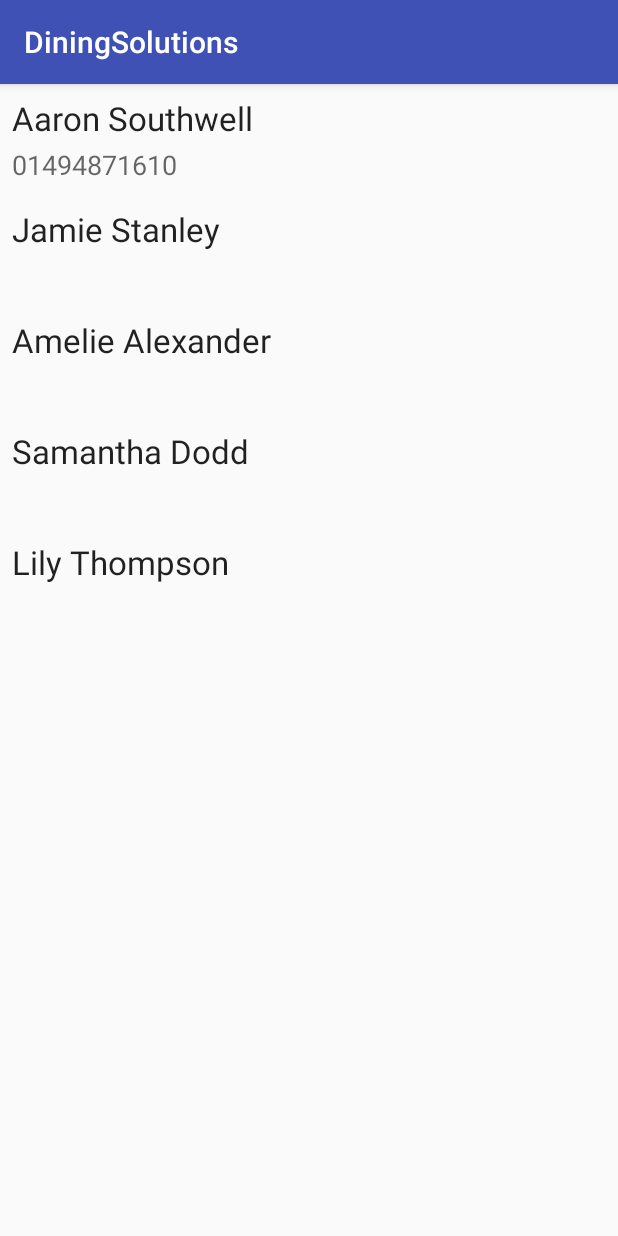
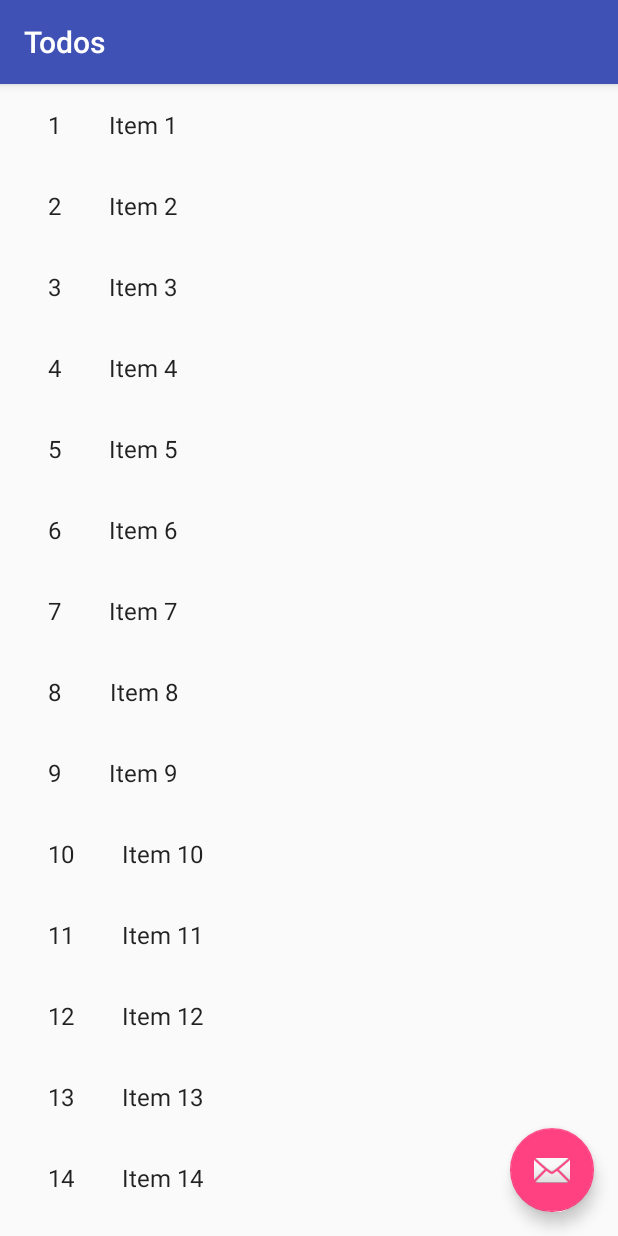
Before and after one commit to aaronrs/DiningSolutions, an Android app: the screen it shows after launch (CustomerListActivity before the commit, TodoListActivity after it), on a phone screen of 412 x 824 dp. Run offline under Robolectric (Android 15) with nearby library versions, the phone set to English and light mode, and no system bars.

Commit message:
Add Todo

```diff
--- a/app/build.gradle
+++ b/app/build.gradle
@@ -21,8 +21,9 @@ android {
 
 dependencies {
     compile fileTree(include: ['*.jar'], dir: 'libs')
-    testCompile 'junit:junit:4.12'
     compile 'com.android.support:appcompat-v7:23.4.0'
     compile 'com.android.support:support-v4:23.4.0'
-    compile 'com.android.support:recyclerview-v7:23.2.1'
+    compile 'com.android.support:recyclerview-v7:23.4.0'
+    compile 'com.android.support:design:23.4.0'
+    testCompile 'junit:junit:4.12'
 }
--- /dev/null
+++ b/app/src/main/java/net/astechdesign/diningsolutions/TodoListActivity.java
@@ -0,0 +1,141 @@
+package net.astechdesign.diningsolutions;
+
+import android.content.Context;
+import android.content.Intent;
+import android.os.Bundle;
+import android.support.annotation.NonNull;
+import android.support.v7.app.AppCompatActivity;
+import android.support.v7.widget.RecyclerView;
+import android.support.v7.widget.Toolbar;
+import android.support.design.widget.FloatingActionButton;
+import android.support.design.widget.Snackbar;
+import android.view.LayoutInflater;
+import android.view.View;
+import android.view.ViewGroup;
+import android.widget.TextView;
+
+
+import net.astechdesign.diningsolutions.dummy.DummyContent;
+
+import java.util.List;
+
+/**
+ * An activity representing a list of Todos. This activity
+ * has different presentations for handset and tablet-size devices. On
+ * handsets, the activity presents a list of items, which when touched,
+ * lead to a {@link TodoDetailActivity} representing
+ * item details. On tablets, the activity presents the list of items and
+ * item details side-by-side using two vertical panes.
+ */
+public class TodoListActivity extends AppCompatActivity {
+
+    /**
+     * Whether or not the activity is in two-pane mode, i.e. running on a tablet
+     * device.
+     */
+    private boolean mTwoPane;
+
+    @Override
+    protected void onCreate(Bundle savedInstanceState) {
+        super.onCreate(savedInstanceState);
+        setContentView(R.layout.activity_todo_list);
+
+        Toolbar toolbar = (Toolbar) findViewById(R.id.toolbar);
+        setSupportActionBar(toolbar);
+        toolbar.setTitle(getTitle());
+
+        FloatingActionButton fab = (FloatingActionButton) findViewById(R.id.fab);
+        fab.setOnClickListener(new View.OnClickListener() {
+            @Override
+            public void onClick(View view) {
+                Snackbar.make(view, "Replace with your own action", Snackbar.LENGTH_LONG)
+                        .setAction("Action", null).show();
+            }
+        });
+
+        View recyclerView = findViewById(R.id.todo_list);
+        assert recyclerView != null;
+        setupRecyclerView((RecyclerView) recyclerView);
+
+        if (findViewById(R.id.todo_detail_container) != null) {
+            // The detail container view will be present only in the
+            // large-screen layouts (res/values-w900dp).
+            // If this view is present, then the
+            // activity should be in two-pane mode.
+            mTwoPane = true;
+        }
+    }
+
+    private void setupRecyclerView(@NonNull RecyclerView recyclerView) {
+        recyclerView.setAdapter(new SimpleItemRecyclerViewAdapter(DummyContent.ITEMS));
+    }
+
+    public class SimpleItemRecyclerViewAdapter
+            extends RecyclerView.Adapter<SimpleItemRecyclerViewAdapter.ViewHolder> {
+
+        private final List<DummyContent.DummyItem> mValues;
+
+        public SimpleItemRecyclerViewAdapter(List<DummyContent.DummyItem> items) {
+            mValues = items;
+        }
+
+        @Override
+        public ViewHolder onCreateViewHolder(ViewGroup parent, int viewType) {
+            View view = LayoutInflater.from(parent.getContext())
+                    .inflate(R.layout.todo_list_content, parent, false);
+            return new ViewHolder(view);
+        }
+
+        @Override
+        public void onBindViewHolder(final ViewHolder holder, int position) {
+            holder.mItem = mValues.get(position);
+            holder.mIdView.setText(mValues.get(position).id);
+            holder.mContentView.setText(mValues.get(position).content);
+
+            holder.mView.setOnClickListener(new View.OnClickListener() {
+                @Override
+                public void onClick(View v) {
+                    if (mTwoPane) {
+                        Bundle arguments = new Bundle();
+                        arguments.putString(TodoDetailFragment.ARG_ITEM_ID, holder.mItem.id);
+                        TodoDetailFragment fragment = new TodoDetailFragment();
+                        fragment.setArguments(arguments);
+                        getSupportFragmentManager().beginTransaction()
+                                .replace(R.id.todo_detail_container, fragment)
+                                .commit();
+                    } else {
+                        Context context = v.getContext();
+                        Intent intent = new Intent(context, TodoDetailActivity.class);
+                        intent.putExtra(TodoDetailFragment.ARG_ITEM_ID, holder.mItem.id);
+
+                        context.startActivity(intent);
+                    }
+                }
+            });
+        }
+
+        @Override
+        public int getItemCount() {
+            return mValues.size();
+        }
+
+        public class ViewHolder extends RecyclerView.ViewHolder {
+            public final View mView;
+            public final TextView mIdView;
+            public final TextView mContentView;
+            public DummyContent.DummyItem mItem;
+
+            public ViewHolder(View view) {
+                super(view);
+                mView = view;
+                mIdView = (TextView) view.findViewById(R.id.id);
+                mContentView = (TextView) view.findViewById(R.id.content);
+            }
+
+            @Override
+            public String toString() {
+                return super.toString() + " '" + mContentView.getText() + "'";
+            }
+        }
+    }
+}
--- /dev/null
+++ b/app/src/main/java/net/astechdesign/diningsolutions/dummy/DummyContent.java
@@ -0,0 +1,72 @@
+package net.astechdesign.diningsolutions.dummy;
+
+import java.util.ArrayList;
+import java.util.HashMap;
+import java.util.List;
+import java.util.Map;
+
+/**
+ * Helper class for providing sample content for user interfaces created by
+ * Android template wizards.
+ * <p>
+ * TODO: Replace all uses of this class before publishing your app.
+ */
+public class DummyContent {
+
+    /**
+     * An array of sample (dummy) items.
+     */
+    public static final List<DummyItem> ITEMS = new ArrayList<DummyItem>();
+
+    /**
+     * A map of sample (dummy) items, by ID.
+     */
+    public static final Map<String, DummyItem> ITEM_MAP = new HashMap<String, DummyItem>();
+
+    private static final int COUNT = 25;
+
+    static {
+        // Add some sample items.
+        for (int i = 1; i <= COUNT; i++) {
+            addItem(createDummyItem(i));
+        }
+    }
+
+    private static void addItem(DummyItem item) {
+        ITEMS.add(item);
+        ITEM_MAP.put(item.id, item);
+    }
+
+    private static DummyItem createDummyItem(int position) {
+        return new DummyItem(String.valueOf(position), "Item " + position, makeDetails(position));
+    }
+
+    private static String makeDetails(int position) {
+        StringBuilder builder = new StringBuilder();
+        builder.append("Details about Item: ").append(position);
+        for (int i = 0; i < position; i++) {
+            builder.append("\nMore details information here.");
+        }
+        return builder.toString();
+    }
+
+    /**
+     * A dummy item representing a piece of content.
+     */
+    public static class DummyItem {
+        public final String id;
+        public final String content;
+        public final String details;
+
+        public DummyItem(String id, String content, String details) {
+            this.id = id;
+            this.content = content;
+            this.details = details;
+        }
+
+        @Override
+        public String toString() {
+            return content;
+        }
+    }
+}
--- /dev/null
+++ b/app/src/main/res/layout-w900dp/todo_list.xml
@@ -0,0 +1,38 @@
+<LinearLayout xmlns:android="http://schemas.android.com/apk/res/android"
+    xmlns:app="http://schemas.android.com/apk/res-auto"
+    xmlns:tools="http://schemas.android.com/tools"
+    android:layout_width="match_parent"
+    android:layout_height="match_parent"
+    android:layout_marginLeft="16dp"
+    android:layout_marginRight="16dp"
+    android:baselineAligned="false"
+    android:divider="?android:attr/dividerHorizontal"
+    android:orientation="horizontal"
+    android:showDividers="middle"
+    tools:context="net.astechdesign.diningsolutions.TodoListActivity">
+
+    <!--
+    This layout is a two-pane layout for the Todos
+    master/detail flow.
+
+    -->
+
+    <android.support.v7.widget.RecyclerView xmlns:android="http://schemas.android.com/apk/res/android"
+        xmlns:tools="http://schemas.android.com/tools"
+        android:id="@+id/todo_list"
+        android:name="net.astechdesign.diningsolutions.TodoListFragment"
+        android:layout_width="@dimen/item_width"
+        android:layout_height="match_parent"
+        android:layout_marginLeft="16dp"
+        android:layout_marginRight="16dp"
+        app:layoutManager="LinearLayoutManager"
+        tools:context="net.astechdesign.diningsolutions.TodoListActivity"
+        tools:listitem="@layout/todo_list_content" />
+
+    <FrameLayout
+        android:id="@+id/todo_detail_container"
+        android:layout_width="0dp"
+        android:layout_height="match_parent"
+        android:layout_weight="3" />
+
+</LinearLayout>
--- /dev/null
+++ b/app/src/main/res/layout/activity_todo_list.xml
@@ -0,0 +1,42 @@
+<?xml version="1.0" encoding="utf-8"?>
+<android.support.design.widget.CoordinatorLayout xmlns:android="http://schemas.android.com/apk/res/android"
+    xmlns:app="http://schemas.android.com/apk/res-auto"
+    xmlns:tools="http://schemas.android.com/tools"
+    android:layout_width="match_parent"
+    android:layout_height="match_parent"
+    android:fitsSystemWindows="true"
+    tools:context="net.astechdesign.diningsolutions.TodoListActivity">
+
+    <android.support.design.widget.AppBarLayout
+        android:id="@+id/app_bar"
+        android:layout_width="match_parent"
+        android:layout_height="wrap_content"
+        android:theme="@style/AppTheme.AppBarOverlay">
+
+        <android.support.v7.widget.Toolbar
+            android:id="@+id/toolbar"
+            android:layout_width="match_parent"
+            android:layout_height="?attr/actionBarSize"
+            app:popupTheme="@style/AppTheme.PopupOverlay" />
+
+    </android.support.design.widget.AppBarLayout>
+
+    <FrameLayout
+        android:id="@+id/frameLayout"
+        android:layout_width="match_parent"
+        android:layout_height="match_parent"
+        app:layout_behavior="@string/appbar_scrolling_view_behavior">
+
+        <include layout="@layout/todo_list" />
+    </FrameLayout>
+
+    <android.support.design.widget.FloatingActionButton
+        android:id="@+id/fab"
+        android:layout_width="wrap_content"
+        android:layout_height="wrap_content"
+        android:layout_gravity="bottom|end"
+        android:layout_margin="@dimen/fab_margin"
+        app:srcCompat="@android:drawable/ic_dialog_email" />
+
+
+</android.support.design.widget.CoordinatorLayout>
--- /dev/null
+++ b/app/src/main/res/layout/todo_list.xml
@@ -0,0 +1,13 @@
+<?xml version="1.0" encoding="utf-8"?>
+<android.support.v7.widget.RecyclerView xmlns:android="http://schemas.android.com/apk/res/android"
+    xmlns:app="http://schemas.android.com/apk/res-auto"
+    xmlns:tools="http://schemas.android.com/tools"
+    android:id="@+id/todo_list"
+    android:name="net.astechdesign.diningsolutions.TodoListFragment"
+    android:layout_width="match_parent"
+    android:layout_height="match_parent"
+    android:layout_marginLeft="16dp"
+    android:layout_marginRight="16dp"
+    app:layoutManager="LinearLayoutManager"
+    tools:context="net.astechdesign.diningsolutions.TodoListActivity"
+    tools:listitem="@layout/todo_list_content" />
--- /dev/null
+++ b/app/src/main/res/layout/todo_list_content.xml
@@ -0,0 +1,20 @@
+<?xml version="1.0" encoding="utf-8"?>
+<LinearLayout xmlns:android="http://schemas.android.com/apk/res/android"
+    android:layout_width="wrap_content"
+    android:layout_height="wrap_content"
+    android:orientation="horizontal">
+
+    <TextView
+        android:id="@+id/id"
+        android:layout_width="wrap_content"
+        android:layout_height="wrap_content"
+        android:layout_margin="@dimen/text_margin"
+        android:textAppearance="?attr/textAppearanceListItem" />
+
+    <TextView
+        android:id="@+id/content"
+        android:layout_width="wrap_content"
+        android:layout_height="wrap_content"
+        android:layout_margin="@dimen/text_margin"
+        android:textAppearance="?attr/textAppearanceListItem" />
+</LinearLayout>
--- /dev/null
+++ b/app/src/main/res/values-v21/styles.xml
@@ -0,0 +1,9 @@
+<resources>
+
+    <style name="AppTheme.NoActionBar">
+        <item name="windowActionBar">false</item>
+        <item name="windowNoTitle">true</item>
+        <item name="android:windowDrawsSystemBarBackgrounds">true</item>
+        <item name="android:statusBarColor">@android:color/transparent</item>
+    </style>
+</resources>
--- a/app/src/main/res/values/dimens.xml
+++ b/app/src/main/res/values/dimens.xml
@@ -4,4 +4,8 @@
     <dimen name="activity_vertical_margin">16dp</dimen>
     <dimen name="order_titles">160dp</dimen>
     <dimen name="item_column_width">120dp</dimen>
+    <dimen name="fab_margin">16dp</dimen>
+    <dimen name="app_bar_height">200dp</dimen>
+    <dimen name="item_width">200dp</dimen>
+    <dimen name="text_margin">16dp</dimen>
 </resources>
--- a/app/src/main/res/values/strings.xml
+++ b/app/src/main/res/values/strings.xml
@@ -13,4 +13,6 @@
     <string name="county_hint">Enter County</string>
     <string name="postcode_hint">Enter Postcode</string>
     <string name="new_order">New Order</string>
+    <string name="title_todo_list">Todos</string>
+    <string name="title_todo_detail">Todo Detail</string>
 </resources>
--- a/app/src/main/res/values/styles.xml
+++ b/app/src/main/res/values/styles.xml
@@ -8,4 +8,13 @@
         <item name="colorAccent">@color/colorAccent</item>
     </style>
 
+    <style name="AppTheme.NoActionBar">
+        <item name="windowActionBar">false</item>
+        <item name="windowNoTitle">true</item>
+    </style>
+
+    <style name="AppTheme.AppBarOverlay" parent="ThemeOverlay.AppCompat.Dark.ActionBar" />
+
+    <style name="AppTheme.PopupOverlay" parent="ThemeOverlay.AppCompat.Light" />
+
 </resources>
```
Also changed, not shown: app/src/main/AndroidManifest.xml (+19 -6 lines), app/src/main/java/net/astechdesign/diningsolutions/TodoDetailActivity.java (added, +81 -0 lines), app/src/main/java/net/astechdesign/diningsolutions/TodoDetailFragment.java (added, +69 -0 lines), app/src/main/res/layout/activity_todo_detail.xml (added, +53 -0 lines), app/src/main/res/layout/todo_detail.xml (added, +9 -0 lines).
